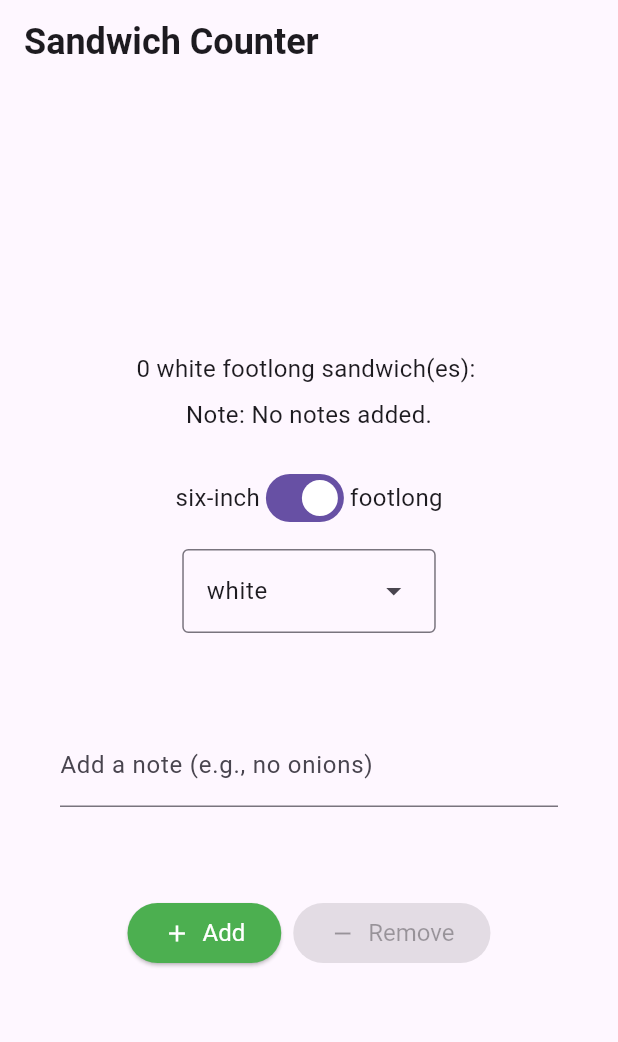
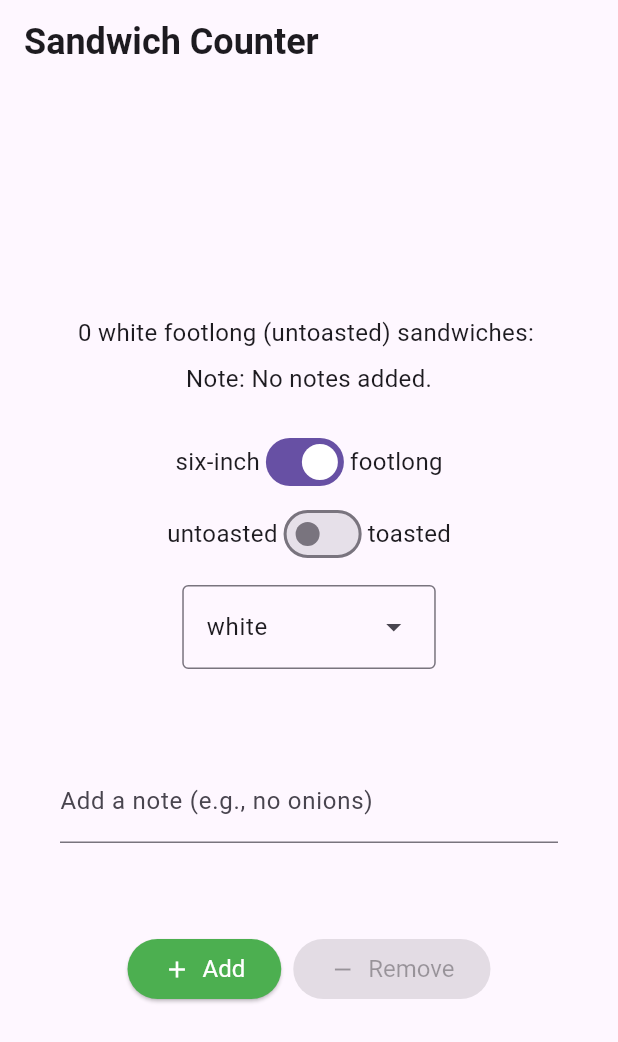
Before and after one commit to sd7n/seansandwich_shop, a Flutter app: the screen it shows after launch, on a phone screen of 412 x 824 dp. Shown: the top 1042 px of the screen. Run offline on Flutter 3.47's test engine with Material 3 defaults, Android fonts, the phone set to English and light mode, and no system bars.

Commit message:
Enhance OrderScreen with toasted sandwich option and update widget tests for type toggle functionality

```diff
--- a/lib/main.dart
+++ b/lib/main.dart
@@ -35,6 +35,7 @@ class _OrderScreenState extends State<OrderScreen> {
   late final OrderRepository _orderRepository;
   final TextEditingController _notesController = TextEditingController();
   bool _isFootlong = true;
+  bool _isToasted = false; // <-- added toasted state
   BreadType _selectedBreadType = BreadType.white;
 
   @override
@@ -118,6 +119,7 @@ class _OrderScreenState extends State<OrderScreen> {
               itemType: sandwichType,
               breadType: _selectedBreadType,
               orderNote: noteForDisplay,
+              isToasted: _isToasted, // <-- pass toasted state
             ),
             const SizedBox(height: 20),
             Row(
@@ -129,6 +131,20 @@ class _OrderScreenState extends State<OrderScreen> {
                   onChanged: _onSandwichTypeChanged,
                 ),
                 const Text('footlong', style: normalText),
+              ],
+            ),
+            // <-- new toasted switch row (placed just after sandwich type Row)
+            Row(
+              mainAxisAlignment: MainAxisAlignment.center,
+              children: [
+                const Text('untoasted', style: normalText),
+                Switch(
+                  value: _isToasted,
+                  onChanged: (value) {
+                    setState(() => _isToasted = value);
+                  },
+                ),
+                const Text('toasted', style: normalText),
               ],
             ),
             const SizedBox(height: 10),
@@ -216,6 +232,7 @@ class OrderItemDisplay extends StatelessWidget {
   final String itemType;
   final BreadType breadType;
   final String orderNote;
+  final bool isToasted; // <-- added field
 
   const OrderItemDisplay({
     super.key,
@@ -223,12 +240,17 @@ class OrderItemDisplay extends StatelessWidget {
     required this.itemType,
     required this.breadType,
     required this.orderNote,
+    required this.isToasted, // <-- added constructor param
   });
 
   @override
   Widget build(BuildContext context) {
+    final String emojis = List.filled(quantity, '🥪').join();
+    final String sandwichWord = quantity == 1 ? 'sandwich' : 'sandwiches';
+    final String toastedText = isToasted ? 'toasted' : 'untoasted';
+
     String displayText =
-        '$quantity ${breadType.name} $itemType sandwich(es): ${'🥪' * quantity}';
+        '$quantity ${breadType.name} $itemType ($toastedText) $sandwichWord: $emojis';
 
     return Column(
       children: [
```
Also changed, not shown: 2 other files.
